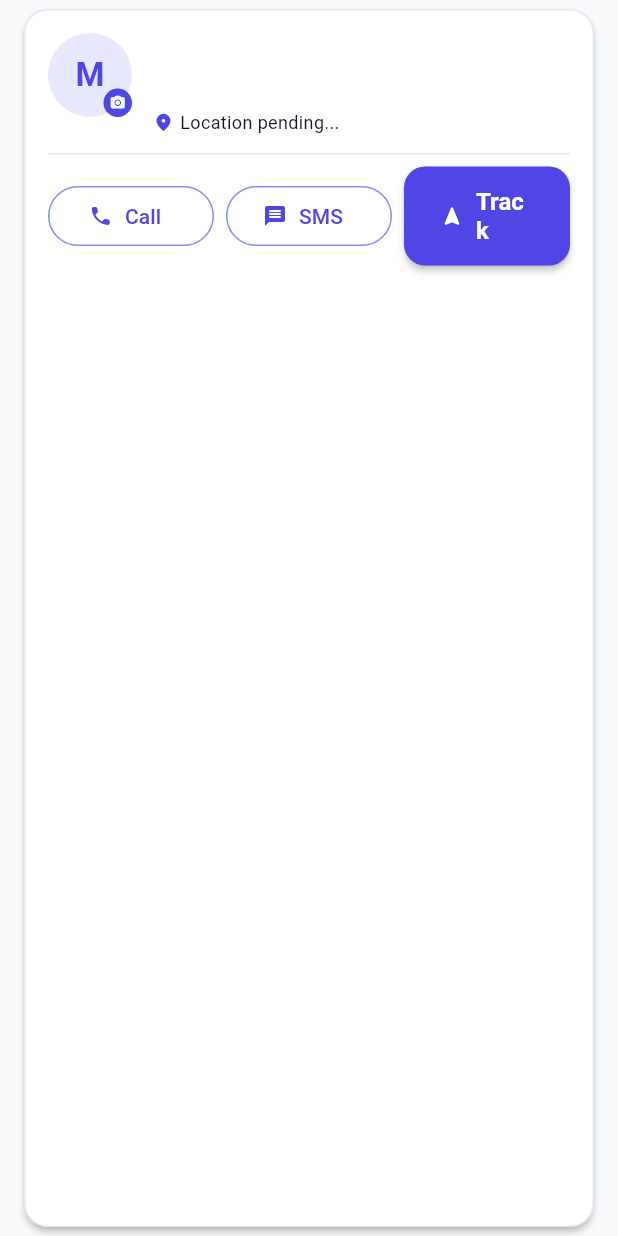
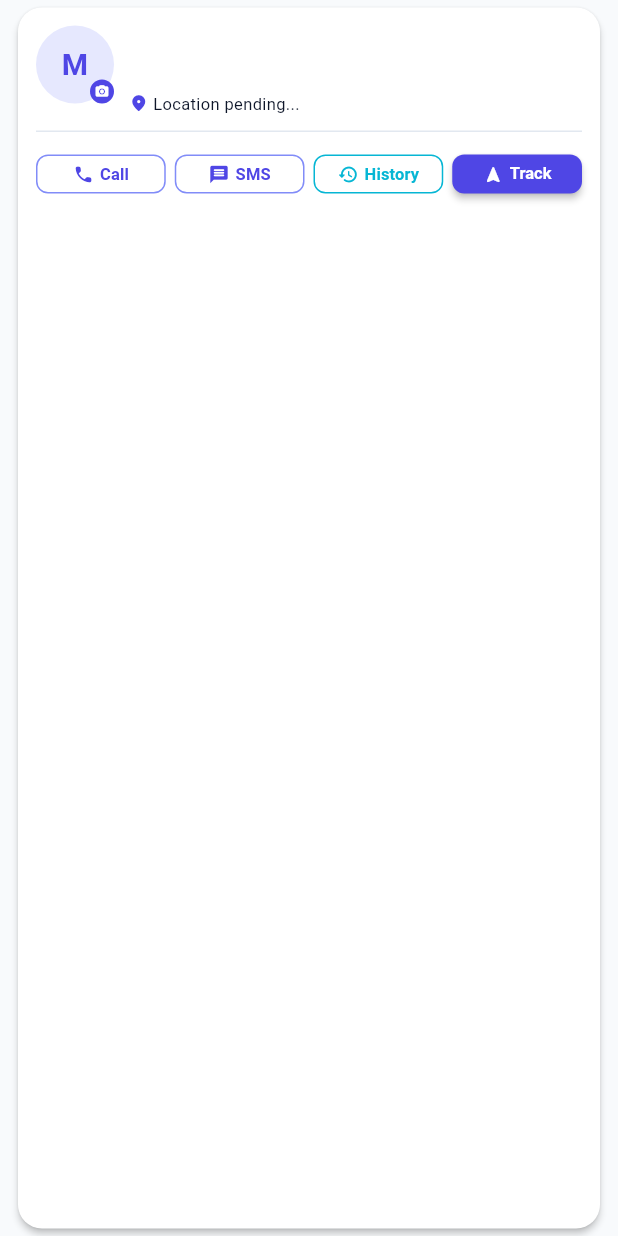
Before and after one commit to arunteja30/familytracker, a Flutter app: the MemberCard widget shown alone on an empty page, opened directly with empty values, on a phone screen of 412 x 824 dp. Run offline on Flutter 3.47's test engine with Material 3 defaults, Android fonts, the phone set to English and light mode, and no system bars; our stand-ins replace battery_plus, firebase_auth, firebase_core, firebase_database, geolocator, google_maps_flutter and 4 more; accounts and stored records are empty.

Commit message:
Optimize MemberCard UI layout for small mobile screen widths: compact responsive action row and overflow protection

```diff
--- a/flutter_family_tracker/lib/ui/widgets/member_card.dart
+++ b/flutter_family_tracker/lib/ui/widgets/member_card.dart
@@ -1,4 +1,5 @@
 import 'dart:io';
+import 'package:flutter/foundation.dart';
 import 'package:flutter/material.dart';
 import 'package:image_picker/image_picker.dart';
 import 'package:url_launcher/url_launcher.dart';
@@ -29,7 +30,6 @@ class MemberCard extends StatefulWidget {
 
 class _MemberCardState extends State<MemberCard> {
   File? _profileImageFile;
-  bool _isLoadingImage = true;
 
   @override
   void initState() {
@@ -46,17 +46,20 @@ class _MemberCardState extends State<MemberCard> {
   }
 
   Future<void> _loadProfileImage() async {
+    if (kIsWeb) return;
+    try {
       final file =
           await ProfileImageService.getProfileImageFile(widget.member.mobile);
       if (mounted) {
         setState(() {
           _profileImageFile = file;
-        _isLoadingImage = false;
         });
       }
+    } catch (_) {}
   }
 
   void _showImagePickerModal() {
+    if (kIsWeb) return;
     showModalBottomSheet(
       context: context,
       shape: const RoundedRectangleBorder(
@@ -125,14 +128,16 @@ class _MemberCardState extends State<MemberCard> {
   }
 
   Future<void> _makeCall(String phone) async {
-    final uri = Uri.parse('tel:$phone');
+    final clean = phone.replaceAll(RegExp(r'[^0-9+]'), '');
+    final uri = Uri.parse('tel:$clean');
     if (await canLaunchUrl(uri)) {
       await launchUrl(uri);
     }
   }
 
   Future<void> _sendSms(String phone) async {
-    final uri = Uri.parse('sms:$phone');
+    final clean = phone.replaceAll(RegExp(r'[^0-9+]'), '');
+    final uri = Uri.parse('sms:$clean');
     if (await canLaunchUrl(uri)) {
       await launchUrl(uri);
     }
@@ -144,34 +149,36 @@ class _MemberCardState extends State<MemberCard> {
     final address = widget.location?.address ?? 'Location pending...';
 
     return Card(
-      margin: const EdgeInsets.symmetric(horizontal: 16, vertical: 6),
+      margin: const EdgeInsets.symmetric(horizontal: 12, vertical: 5),
+      elevation: 2,
+      shape: RoundedRectangleBorder(borderRadius: BorderRadius.circular(16)),
       child: Padding(
-        padding: const EdgeInsets.all(16),
+        padding: const EdgeInsets.all(12),
         child: Column(
           children: [
             Row(
               crossAxisAlignment: CrossAxisAlignment.start,
               children: [
-                // Clickable Profile Image / Avatar with Camera Badge
+                // Clickable Profile Image / Avatar
                 GestureDetector(
                   onTap: _showImagePickerModal,
                   child: Stack(
                     children: [
                       CircleAvatar(
-                        radius: 28,
+                        radius: 26,
                         backgroundColor:
                             AppColors.primaryLight.withOpacity(0.2),
-                        backgroundImage: _profileImageFile != null
+                        backgroundImage: _profileImageFile != null && !kIsWeb
                             ? FileImage(_profileImageFile!)
                             : null,
-                        child: _profileImageFile == null
+                        child: _profileImageFile == null || kIsWeb
                             ? Text(
                                 widget.member.name.isNotEmpty
                                     ? widget.member.name[0].toUpperCase()
                                     : 'M',
                                 style: const TextStyle(
                                   color: AppColors.primary,
-                                  fontSize: 22,
+                                  fontSize: 20,
                                   fontWeight: FontWeight.bold,
                                 ),
                               )
@@ -181,14 +188,14 @@ class _MemberCardState extends State<MemberCard> {
                         right: 0,
                         bottom: 0,
                         child: Container(
-                          padding: const EdgeInsets.all(4),
+                          padding: const EdgeInsets.all(3),
                           decoration: const BoxDecoration(
                             color: AppColors.primary,
                             shape: BoxShape.circle,
                           ),
                           child: const Icon(
                             Icons.camera_alt_rounded,
-                            size: 11,
+                            size: 10,
                             color: Colors.white,
                           ),
                         ),
@@ -196,34 +203,38 @@ class _MemberCardState extends State<MemberCard> {
                     ],
                   ),
                 ),
-                const SizedBox(width: 14),
+                const SizedBox(width: 10),
 
-                // Details
+                // Details Area
                 Expanded(
                   child: Column(
                     crossAxisAlignment: CrossAxisAlignment.start,
                     children: [
+                      // Name & Relationship Row
                       Row(
                         children: [
                           Expanded(
                             child: Text(
                               widget.member.name,
                               style: const TextStyle(
-                                fontSize: 16,
+                                fontSize: 15,
                                 fontWeight: FontWeight.bold,
                                 color: AppColors.textPrimary,
                               ),
+                              maxLines: 1,
+                              overflow: TextOverflow.ellipsis,
                             ),
                           ),
-                          if (widget.member.relationship.isNotEmpty)
+                          if (widget.member.relationship.isNotEmpty) ...[
+                            const SizedBox(width: 6),
                             Container(
                               padding: const EdgeInsets.symmetric(
-                                horizontal: 8,
+                                horizontal: 6,
                                 vertical: 2,
                               ),
                               decoration: BoxDecoration(
                                 color: AppColors.successBg,
-                                borderRadius: BorderRadius.circular(12),
+                                borderRadius: BorderRadius.circular(8),
                                 border: Border.all(
                                   color: AppColors.success.withOpacity(0.3),
                                 ),
@@ -232,123 +243,213 @@ class _MemberCardState extends State<MemberCard> {
                                 widget.member.relationship,
                                 style: const TextStyle(
                                   color: AppColors.success,
-                                  fontSize: 11,
-                                  fontWeight: FontWeight.w600,
+                                  fontSize: 10,
+                                  fontWeight: FontWeight.bold,
                                 ),
                               ),
                             ),
-                          if (widget.onDelete != null)
-                            IconButton(
-                              icon: const Icon(Icons.close_rounded, size: 18),
+                          ],
+                          if (widget.onDelete != null) ...[
+                            const SizedBox(width: 4),
+                            InkWell(
+                              onTap: widget.onDelete,
+                              borderRadius: BorderRadius.circular(12),
+                              child: const Padding(
+                                padding: EdgeInsets.all(2),
+                                child: Icon(
+                                  Icons.close_rounded,
+                                  size: 16,
                                   color: AppColors.textMuted,
-                              onPressed: widget.onDelete,
-                              padding: EdgeInsets.zero,
-                              constraints: const BoxConstraints(),
+                                ),
+                              ),
                             ),
                           ],
+                        ],
                       ),
-                      const SizedBox(height: 3),
+                      const SizedBox(height: 2),
+
+                      // Phone Number
                       Text(
                         widget.member.mobile,
                         style: const TextStyle(
-                          fontSize: 13,
+                          fontSize: 12,
                           color: AppColors.textSecondary,
                         ),
                       ),
-                      const SizedBox(height: 6),
+                      const SizedBox(height: 4),
 
                       // Location & Battery Info
                       Row(
                         children: [
                           const Icon(
                             Icons.location_on_rounded,
-                            size: 14,
+                            size: 13,
                             color: AppColors.primary,
                           ),
-                          const SizedBox(width: 4),
+                          const SizedBox(width: 3),
                           Expanded(
                             child: Text(
                               address,
                               style: const TextStyle(
-                                fontSize: 12,
+                                fontSize: 11,
                                 color: AppColors.textPrimary,
                               ),
                               maxLines: 1,
                               overflow: TextOverflow.ellipsis,
                             ),
                           ),
-                        ],
-                      ),
                           if (battery > 0) ...[
-                        const SizedBox(height: 4),
-                        Row(
-                          children: [
+                            const SizedBox(width: 6),
                             Icon(
                               battery > 20
                                   ? Icons.battery_full_rounded
                                   : Icons.battery_alert_rounded,
-                              size: 14,
+                              size: 13,
                               color: battery > 20
                                   ? AppColors.success
                                   : AppColors.danger,
                             ),
-                            const SizedBox(width: 4),
+                            const SizedBox(width: 2),
                             Text(
-                              'Battery: $battery%',
+                              '$battery%',
                               style: TextStyle(
-                                fontSize: 11,
-                                fontWeight: FontWeight.w500,
+                                fontSize: 10,
+                                fontWeight: FontWeight.bold,
                                 color: battery > 20
                                     ? AppColors.success
                                     : AppColors.danger,
                               ),
                             ),
                           ],
+                        ],
                       ),
-                      ],
                     ],
                   ),
                 ),
               ],
             ),
-            const SizedBox(height: 12),
+            const SizedBox(height: 10),
             const Divider(height: 1, color: AppColors.cardBorder),
             const SizedBox(height: 8),
 
-            // Action Buttons
+            // Ultra-Mobile-Friendly 4-Button Grid / Row
             Row(
               children: [
+                // 1. Call Button
                 Expanded(
-                  child: OutlinedButton.icon(
+                  child: OutlinedButton(
                     onPressed: () => _makeCall(widget.member.mobile),
-                    icon: const Icon(Icons.call_rounded, size: 16),
-                    label: const Text('Call'),
                     style: OutlinedButton.styleFrom(
+                      padding: const EdgeInsets.symmetric(horizontal: 4, vertical: 8),
+                      minimumSize: const Size(0, 34),
+                      visualDensity: VisualDensity.compact,
                       foregroundColor: AppColors.primary,
                       side: const BorderSide(color: AppColors.primaryLight),
+                      shape: RoundedRectangleBorder(
+                        borderRadius: BorderRadius.circular(8),
+                      ),
+                    ),
+                    child: const Row(
+                      mainAxisAlignment: MainAxisAlignment.center,
+                      mainAxisSize: MainAxisSize.min,
+                      children: [
+                        Icon(Icons.call_rounded, size: 14),
+                        SizedBox(width: 4),
+                        Text(
+                          'Call',
+                          style: TextStyle(fontSize: 11, fontWeight: FontWeight.bold),
+                        ),
+                      ],
                     ),
                   ),
                 ),
-                const SizedBox(width: 8),
+                const SizedBox(width: 6),
+
+                // 2. SMS Button
                 Expanded(
-                  child: OutlinedButton.icon(
+                  child: OutlinedButton(
                     onPressed: () => _sendSms(widget.member.mobile),
-                    icon: const Icon(Icons.message_rounded, size: 16),
-                    label: const Text('SMS'),
                     style: OutlinedButton.styleFrom(
+                      padding: const EdgeInsets.symmetric(horizontal: 4, vertical: 8),
+                      minimumSize: const Size(0, 34),
+                      visualDensity: VisualDensity.compact,
                       foregroundColor: AppColors.primary,
                       side: const BorderSide(color: AppColors.primaryLight),
+                      shape: RoundedRectangleBorder(
+                        borderRadius: BorderRadius.circular(8),
+                      ),
+                    ),
+                    child: const Row(
+                      mainAxisAlignment: MainAxisAlignment.center,
+                      mainAxisSize: MainAxisSize.min,
+                      children: [
+                        Icon(Icons.message_rounded, size: 14),
+                        SizedBox(width: 4),
+                        Text(
+                          'SMS',
+                          style: TextStyle(fontSize: 11, fontWeight: FontWeight.bold),
+                        ),
+                      ],
                     ),
                   ),
                 ),
-                const SizedBox(width: 8),
+                const SizedBox(width: 6),
+
+                // 3. History Button
                 Expanded(
-                  child: ElevatedButton.icon(
+                  child: OutlinedButton(
+                    onPressed: widget.onHistory,
+                    style: OutlinedButton.styleFrom(
+                      padding: const EdgeInsets.symmetric(horizontal: 4, vertical: 8),
+                      minimumSize: const Size(0, 34),
+                      visualDensity: VisualDensity.compact,
+                      foregroundColor: AppColors.accent,
+                      side: const BorderSide(color: AppColors.accent),
+                      shape: RoundedRectangleBorder(
+                        borderRadius: BorderRadius.circular(8),
+                      ),
+                    ),
+                    child: const Row(
+                      mainAxisAlignment: MainAxisAlignment.center,
+                      mainAxisSize: MainAxisSize.min,
+                      children: [
+                        Icon(Icons.history_rounded, size: 14),
+                        SizedBox(width: 4),
+                        Text(
+                          'History',
+                          style: TextStyle(fontSize: 11, fontWeight: FontWeight.bold),
+                        ),
+                      ],
+                    ),
+                  ),
+                ),
+                const SizedBox(width: 6),
+
+                // 4. Track Button
+                Expanded(
+                  child: ElevatedButton(
                     onPressed: widget.onTrackOnMap,
-                    icon: const Icon(Icons.navigation_rounded, size: 16),
-                    label: const Text('Track'),
                     style: ElevatedButton.styleFrom(
+                      padding: const EdgeInsets.symmetric(horizontal: 4, vertical: 8),
+                      minimumSize: const Size(0, 34),
+                      visualDensity: VisualDensity.compact,
                       backgroundColor: AppColors.primary,
+                      foregroundColor: Colors.white,
+                      shape: RoundedRectangleBorder(
+                        borderRadius: BorderRadius.circular(8),
+                      ),
+                    ),
+                    child: const Row(
+                      mainAxisAlignment: MainAxisAlignment.center,
+                      mainAxisSize: MainAxisSize.min,
+                      children: [
+                        Icon(Icons.navigation_rounded, size: 14),
+                        SizedBox(width: 4),
+                        Text(
+                          'Track',
+                          style: TextStyle(fontSize: 11, fontWeight: FontWeight.bold),
+                        ),
+                      ],
                     ),
                   ),
                 ),
```
Lines whose indentation alone changed are shown as unchanged.
